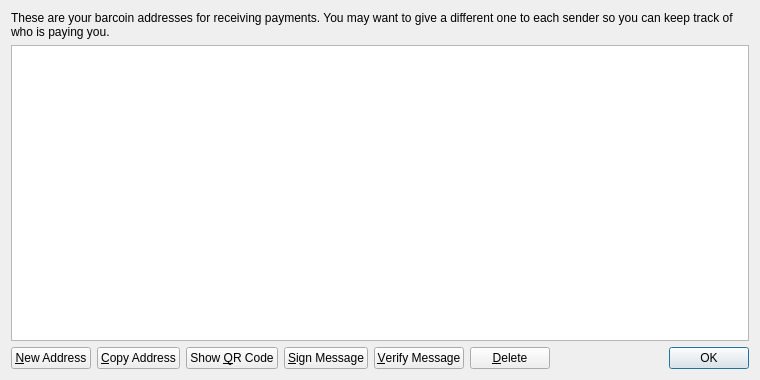
First picture: the form in src/qt/forms/addressbookpage.ui, repository OrangeCoin/orangecoin, before the edit.
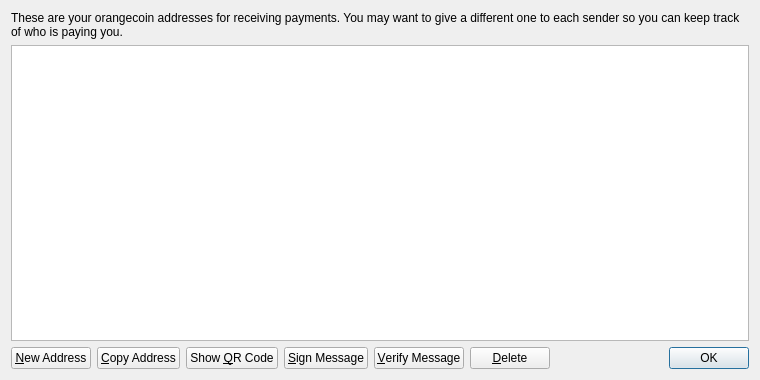
Second picture: the form after the edit. Icons and pictures are not drawn.

What changed in the file:
```diff
--- a/src/qt/forms/addressbookpage.ui
+++ b/src/qt/forms/addressbookpage.ui
@@ -17,7 +17,7 @@
    <item>
     <widget class="QLabel" name="labelExplanation">
      <property name="text">
-      <string>These are your barcoin addresses for receiving payments. You may want to give a different one to each sender so you can keep track of who is paying you.</string>
+      <string>These are your orangecoin addresses for receiving payments. You may want to give a different one to each sender so you can keep track of who is paying you.</string>
      </property>
      <property name="textFormat">
       <enum>Qt::PlainText</enum>
```
